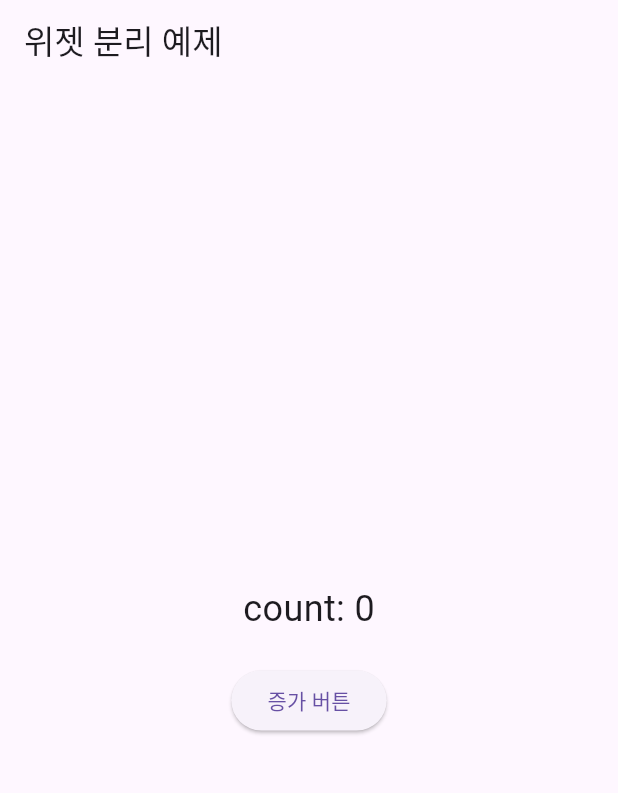
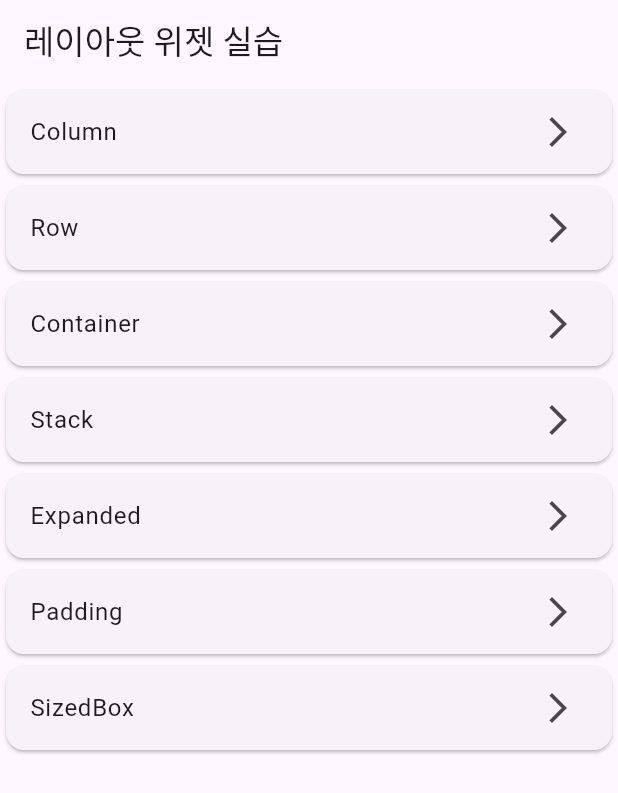
Before and after one commit to Daco2020/hellow_flutter, a Flutter app: the screen it shows after launch, on a phone screen of 412 x 824 dp. Shown: the top 793 px of the screen. Run offline on Flutter 3.47's test engine with Material 3 defaults, Android fonts, the phone set to English and light mode, and no system bars.

Commit message:
04. Flutter 에서 자주 사용하는 레이아웃 위젯

```diff
--- a/lib/main.dart
+++ b/lib/main.dart
@@ -1,105 +1,197 @@
-// import 'package:flutter/material.dart';
-
-// void main() {
-//   runApp(const MyApp());
-// }
-
-// class MyApp extends StatelessWidget {
-//   const MyApp({super.key});
-
-//   @override
-//   Widget build(BuildContext context) {
-//     return MaterialApp(
-//       home: Scaffold(
-//         appBar: AppBar(title: const Text('Widget Tree 실습')),
-//         body: Container(
-//           color: Colors.grey[200],
-//           child: Center(
-//             child: Column(
-//               mainAxisAlignment: MainAxisAlignment.center,
-//               children: [
-//                 Container(
-//                   color: Colors.amber,
-//                   padding: const EdgeInsets.all(16),
-//                   child: const Text(
-//                     '나는 Text 위젯이야',
-//                     style: TextStyle(fontSize: 20),
-//                   ),
-//                 ),
-//                 const SizedBox(height: 20),
-//                 ElevatedButton(
-//                   onPressed: () {},
-//                   child: const Text('나는 Button 위젯'),
-//                 ),
-//               ],
-//             ),
-//           ),
-//         ),
-//       ),
-//     );
-//   }
-// }
-
-// main.dart
 import 'package:flutter/material.dart';
 
 void main() {
-  runApp(const MyApp());
+  runApp(const LayoutDemoApp());
 }
 
-// ✅ 상위 위젯: 전체 앱 구조
-class MyApp extends StatelessWidget {
-  const MyApp({super.key});
+class LayoutDemoApp extends StatelessWidget {
+  const LayoutDemoApp({super.key});
 
   @override
   Widget build(BuildContext context) {
-    return const MaterialApp(home: CounterPage());
+    return MaterialApp(
+      title: '레이아웃 위젯 실습',
+      theme: ThemeData(primarySwatch: Colors.blue),
+      home: const LayoutListPage(),
+    );
   }
 }
 
-// ✅ 상태 관리 포함된 StatefulWidget
-class CounterPage extends StatefulWidget {
-  const CounterPage({super.key});
-
-  @override
-  State<CounterPage> createState() => _CounterPageState();
-}
-
-class _CounterPageState extends State<CounterPage> {
-  int count = 0;
-
-  void increase() {
-    setState(() {
-      count++;
-    });
-  }
+class LayoutListPage extends StatelessWidget {
+  const LayoutListPage({super.key});
 
   @override
   Widget build(BuildContext context) {
+    final items = [
+      {'title': 'Column', 'widget': const ColumnExample()},
+      {'title': 'Row', 'widget': const RowExample()},
+      {'title': 'Container', 'widget': const ContainerExample()},
+      {'title': 'Stack', 'widget': const StackExample()},
+      {'title': 'Expanded', 'widget': const ExpandedExample()},
+      {'title': 'Padding', 'widget': const PaddingExample()},
+      {'title': 'SizedBox', 'widget': const SizedBoxExample()},
+    ];
+
     return Scaffold(
-      appBar: AppBar(title: const Text('위젯 분리 예제')),
-      body: Center(
-        child: Column(
-          mainAxisAlignment: MainAxisAlignment.center,
-          children: [
-            Text('count: $count', style: const TextStyle(fontSize: 24)),
-            const SizedBox(height: 20),
-            IncreaseButton(onPressed: increase),
-          ],
-        ),
+      appBar: AppBar(title: const Text('레이아웃 위젯 실습')),
+      body: ListView(
+        children:
+            items.map((item) {
+              return Card(
+                child: ListTile(
+                  title: Text(item['title'] as String),
+                  trailing: const Icon(Icons.arrow_forward_ios),
+                  onTap: () {
+                    Navigator.push(
+                      context,
+                      MaterialPageRoute(
+                        builder:
+                            (_) => Scaffold(
+                              appBar: AppBar(
+                                title: Text(item['title'] as String),
+                              ),
+                              body: item['widget'] as Widget,
+                            ),
+                      ),
+                    );
+                  },
+                ),
+              );
+            }).toList(),
       ),
     );
   }
 }
 
-// ✅ 버튼만 분리된 위젯
-class IncreaseButton extends StatelessWidget {
-  final VoidCallback onPressed;
-
-  const IncreaseButton({super.key, required this.onPressed});
+// 1. Column
+class ColumnExample extends StatelessWidget {
+  const ColumnExample({super.key});
 
   @override
   Widget build(BuildContext context) {
-    return ElevatedButton(onPressed: onPressed, child: const Text('증가 버튼'));
+    return SizedBox(
+      width: double.infinity, // 화면 전체 너비 사용
+      height: double.infinity, // 화면 전체 높이 사용
+      child: Column(
+        mainAxisAlignment: MainAxisAlignment.center,
+        crossAxisAlignment: CrossAxisAlignment.center,
+        children: const [Text('첫 번째'), Text('두 번째'), Text('세 번째')],
+      ),
+    );
   }
 }
+
+// 2. Row
+class RowExample extends StatelessWidget {
+  const RowExample({super.key});
+
+  @override
+  Widget build(BuildContext context) {
+    return SizedBox(
+      width: double.infinity, // 화면 전체 너비 사용
+      height: double.infinity, // 화면 전체 높이 사용
+      child: Row(
+        mainAxisAlignment: MainAxisAlignment.spaceAround,
+        crossAxisAlignment: CrossAxisAlignment.center,
+        children: const [
+          Icon(Icons.star),
+          Icon(Icons.favorite),
+          Icon(Icons.access_alarm),
+        ],
+      ),
+    );
+  }
+}
+
+// 3. Container
+class ContainerExample extends StatelessWidget {
+  const ContainerExample({super.key});
+
+  @override
+  Widget build(BuildContext context) {
+    return Container(
+      color: Colors.amber,
+      width: 200, // 화면 전체 너비 사용
+      height: 100, // 화면 전체 높이 사용
+      padding: const EdgeInsets.all(16),
+      margin: const EdgeInsets.all(8),
+      child: const Text('Container 안에 있는 텍스트'),
+    );
+  }
+}
+
+// 4. Stack
+class StackExample extends StatelessWidget {
+  const StackExample({super.key});
+
+  @override
+  Widget build(BuildContext context) {
+    return Stack(
+      alignment: Alignment.center,
+      children: [
+        Container(width: 200, height: 200, color: Colors.blue),
+        Container(width: 150, height: 150, color: Colors.red),
+        Positioned(
+          top: 100,
+          left: 100,
+          child: Container(width: 100, height: 100, color: Colors.green),
+        ),
+      ],
+    );
+  }
+}
+
+// 5. Expanded
+class ExpandedExample extends StatelessWidget {
+  const ExpandedExample({super.key});
+
+  @override
+  Widget build(BuildContext context) {
+    return Row(
+      children: [
+        Expanded(child: Container(color: Colors.blue, height: 100)),
+        Expanded(child: Container(color: Colors.red, height: 100)),
+        Expanded(child: Container(color: Colors.green, height: 100)),
+      ],
+    );
+  }
+}
+
+// 6. Padding
+class PaddingExample extends StatelessWidget {
+  const PaddingExample({super.key});
+
+  @override
+  Widget build(BuildContext context) {
+    return Padding(
+      padding: EdgeInsets.all(64.0),
+      child: Container(
+        padding: EdgeInsets.all(32.0),
+        color: Colors.amber,
+        child: Text('패딩으로 둘러싸인 텍스트'),
+      ),
+    );
+  }
+}
+
+// 7. SizedBox
+class SizedBoxExample extends StatelessWidget {
+  const SizedBoxExample({super.key});
+
+  @override
+  Widget build(BuildContext context) {
+    return Column(
+      children: [
+        Text('위 텍스트'),
+        SizedBox(height: 30),
+        Text('아래 텍스트'),
+        SizedBox(height: 60),
+        SizedBox(
+          width: 150,
+          height: 50,
+          child: ElevatedButton(onPressed: () {}, child: Text('고정 크기')),
+        ),
+      ],
+    );
+  }
+}
```
